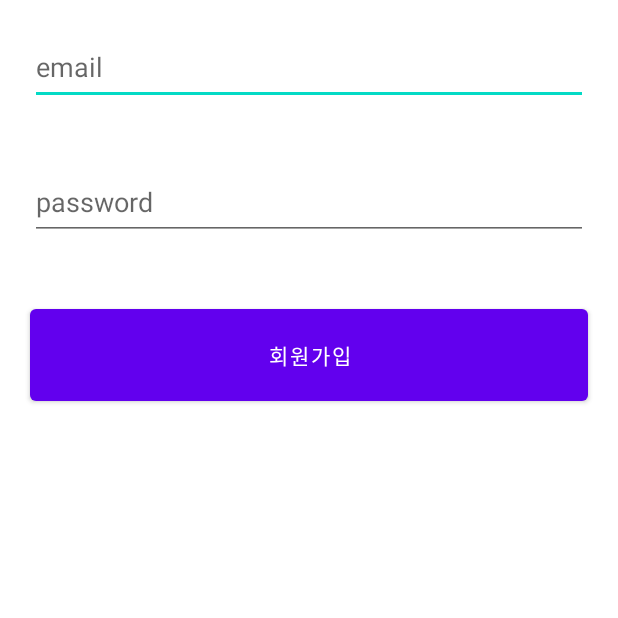
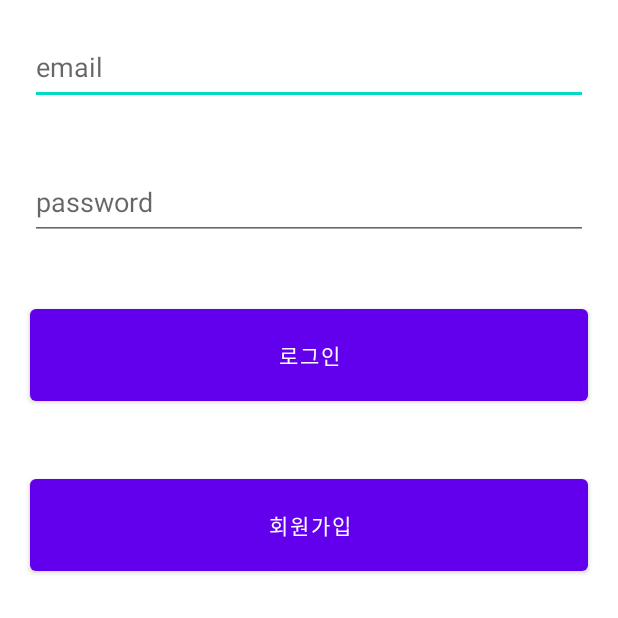
Before and after one commit to JangWoojun/Yogi-Eottae, an Android app: the screen it shows after launch (JoinActivity), after a tap on "회원가입", on a phone screen of 412 x 824 dp, the top half of it. Run offline under Robolectric (Android 15) with nearby library versions, the phone set to English and light mode, and no system bars; our stand-ins replace Firebase (no records; nobody signed in at launch, a user with empty details on screens opened directly).

Commit message:
2022/09/10 로그인 기능 추가

```diff
--- a/app/src/main/java/com/example/yogi_eottae/JoinActivity.kt
+++ b/app/src/main/java/com/example/yogi_eottae/JoinActivity.kt
@@ -6,6 +6,7 @@ import android.os.Bundle
 import android.util.Log
 import android.widget.Button
 import android.widget.EditText
+import android.widget.Toast
 import com.google.firebase.auth.FirebaseAuth
 import com.google.firebase.auth.ktx.auth
 import com.google.firebase.ktx.Firebase
@@ -18,21 +19,40 @@ class JoinActivity : AppCompatActivity() {
 
         auth = Firebase.auth
 
+        val email = findViewById<EditText>(R.id.emailArea)
+        val password = findViewById<EditText>(R.id.passwordArea)
+
         val joinBtn = findViewById<Button>(R.id.joinBtn)
         joinBtn.setOnClickListener {
 
-            val email = findViewById<EditText>(R.id.emailArea)
-            val password = findViewById<EditText>(R.id.passwordArea)
 
             auth.createUserWithEmailAndPassword(email.text.toString(), password.text.toString())
                 .addOnCompleteListener(this) { task ->
                     if (task.isSuccessful) {
                         // 회원가입 성공시 main으로
+                        Toast.makeText(this,"회원가입 성공", Toast.LENGTH_LONG).show()
                         val intent = Intent(this,MainActivity::class.java)
                         startActivity(intent)
                     } else {
                         // 회원가입 실패시 Log 출력
                         Log.w("JoinActivity", "createUserWithEmail:failure", task.exception)
+                        Toast.makeText(this,"회원가입 실패", Toast.LENGTH_LONG).show()
+                    }
+                }
+        }
+
+        val loginBtn = findViewById<Button>(R.id.LoginBtn)
+        loginBtn.setOnClickListener {
+
+            auth.signInWithEmailAndPassword(email.text.toString(), password.text.toString())
+                .addOnCompleteListener(this) { task ->
+                    if (task.isSuccessful) {
+                        Toast.makeText(this,"로그인 성공", Toast.LENGTH_LONG).show()
+                        val intent = Intent(this,MainActivity::class.java)
+                        startActivity(intent)
+                    }
+                    else {
+                        Toast.makeText(this,"로그인 실패", Toast.LENGTH_LONG).show()
                     }
                 }
         }
--- a/app/src/main/java/com/example/yogi_eottae/VIewActivity.kt
+++ b/app/src/main/java/com/example/yogi_eottae/VIewActivity.kt
@@ -7,6 +7,7 @@ import android.webkit.WebSettings
 import android.webkit.WebView
 import android.webkit.WebViewClient
 import android.widget.TextView
+import android.widget.Toast
 import com.google.firebase.auth.FirebaseAuth
 import com.google.firebase.auth.ktx.auth
 import com.google.firebase.database.ktx.database
@@ -38,6 +39,7 @@ class  VIewActivity : AppCompatActivity() {
 
         val saveText = findViewById<TextView>(R.id.save) // id save 버튼을 누르면
         saveText.setOnClickListener {
+            Toast.makeText(this,"찜 하셨습니다", Toast.LENGTH_LONG).show()
             myBookmarkRef
                 .child(auth.currentUser!!.uid) //현재 유저의 uid값으로 저장한다
                 .push()
--- a/app/src/main/res/layout/activity_join.xml
+++ b/app/src/main/res/layout/activity_join.xml
@@ -23,6 +23,14 @@
         android:layout_height="50dp"/>
 
     <Button
+        android:id="@+id/LoginBtn"
+        android:text="로그인"
+        android:layout_margin="20dp"
+        android:padding="20dp"
+        android:layout_width="match_parent"
+        android:layout_height="wrap_content"/>
+
+    <Button
         android:id="@+id/joinBtn"
         android:text="회원가입"
         android:layout_margin="20dp"
```
